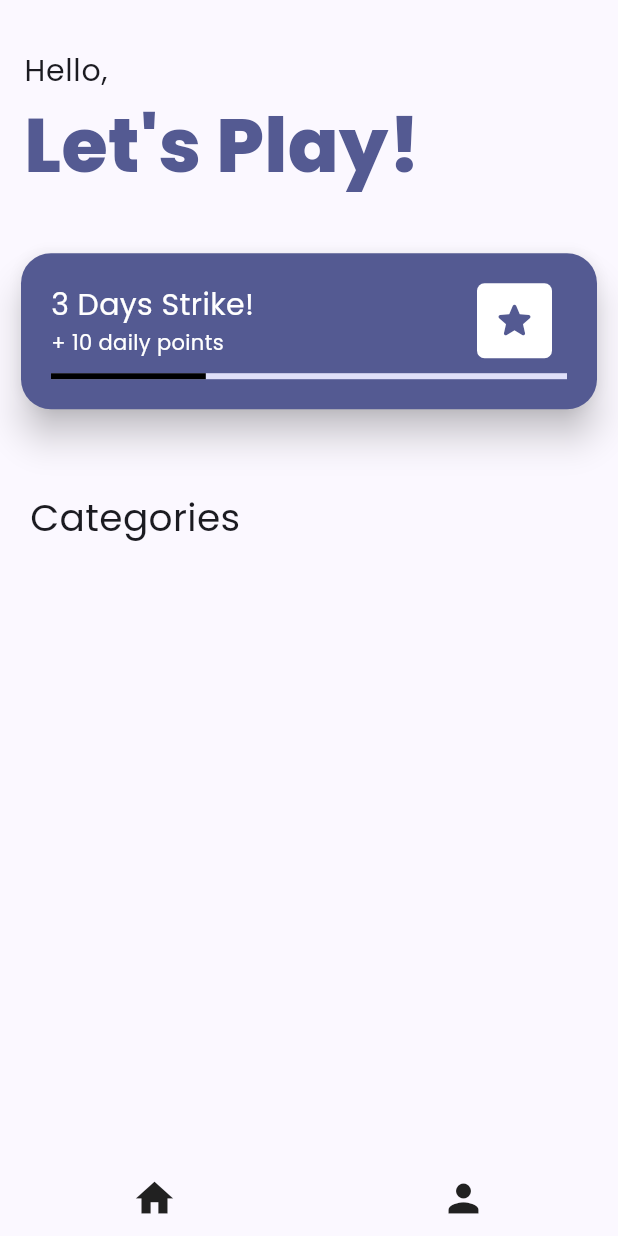
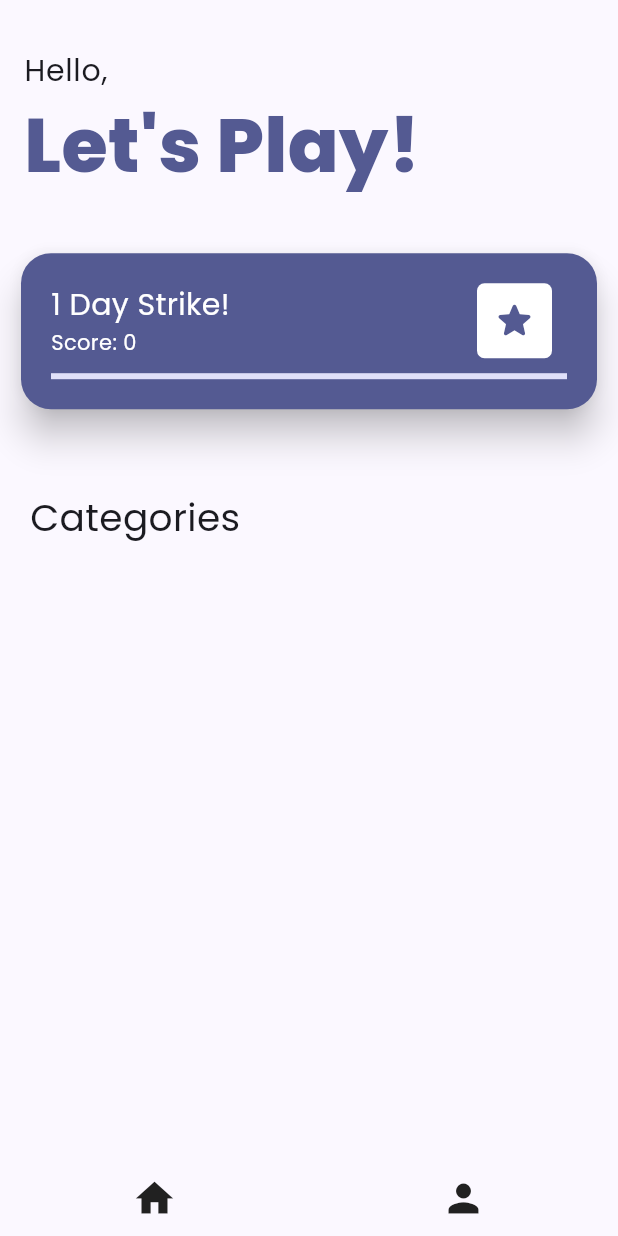
Before and after one commit to AbduHany/quizzit, a Flutter app: the HomePage screen opened directly, on a phone screen of 412 x 824 dp. Run offline on Flutter 3.47's test engine with Material 3 defaults, Android fonts, the light colour scheme and no system bars; our stand-ins replace dio, google_fonts, rive, share_plus; missing offline and left inert: unique_name_generator; network calls fail.

Commit message:
Implement Daily login strike score + total score shown in Home page

```diff
--- a/lib/src/pages/home_page/strike_card.dart
+++ b/lib/src/pages/home_page/strike_card.dart
@@ -8,6 +8,7 @@ Description:
  */
 import 'package:flutter/material.dart';
 import 'package:google_fonts/google_fonts.dart';
+import 'package:quizzit/src/services/data_services.dart';
 
 class StrikeCard extends StatefulWidget {
   const StrikeCard({super.key});
@@ -16,6 +17,21 @@ class StrikeCard extends StatefulWidget {
 }
 
 class _StrikeCardState extends State<StrikeCard> {
+  Map stats = {'Strike': 0, 'CorrectAnswers': 0};
+
+  @override
+  void initState() {
+    super.initState();
+    // get user stats from the statData.json file
+    StatsData.getData().then(
+      (value) {
+        setState(() {
+          stats = value;
+        });
+      },
+    );
+  }
+
   @override
   Widget build(BuildContext context) {
     return Container(
@@ -35,14 +51,16 @@ class _StrikeCardState extends State<StrikeCard> {
                     crossAxisAlignment: CrossAxisAlignment.start,
                     children: [
                       Text(
-                        "3 Days Strike!",
+                        stats['Strike'] == 0
+                            ? "1 Day Strike!"
+                            : "${stats['Strike'] + 1} Days Strike!",
                         style: GoogleFonts.poppins(
                           color: Colors.white,
                           fontSize: 20,
                         ),
                       ),
                       Text(
-                        "+ 10 daily points",
+                        "Score: ${stats['CorrectAnswers'] * 10}",
                         style: GoogleFonts.poppins(color: Colors.white),
                       )
                     ],
@@ -64,9 +82,9 @@ class _StrikeCardState extends State<StrikeCard> {
               ),
               Container(
                 margin: const EdgeInsets.only(top: 10),
-                child: const LinearProgressIndicator(
-                  valueColor: AlwaysStoppedAnimation<Color>(Colors.black),
-                  value: 0.3,
+                child: LinearProgressIndicator(
+                  valueColor: const AlwaysStoppedAnimation<Color>(Colors.black),
+                  value: ((stats['CorrectAnswers'] * 10) % 100) / 100,
                 ),
               )
             ],
--- a/lib/src/pages/profile_page/profile_page.dart
+++ b/lib/src/pages/profile_page/profile_page.dart
@@ -356,7 +356,9 @@ Future<List<Map<String, String>>> resetStats() async {
     "StartedQuiz": 0,
     "CompletedQuiz": 0,
     "CorrectAnswers": 0,
-    "WrongAnswers": 0
+    "WrongAnswers": 0,
+    "LastLogin": DateTime.now().toIso8601String(),
+    "Strike": 0
   }));
   return [
     {"Quiz Started": "0"},
```
Also changed, not shown: lib/src/services/data_services.dart (+18 -0 lines).
